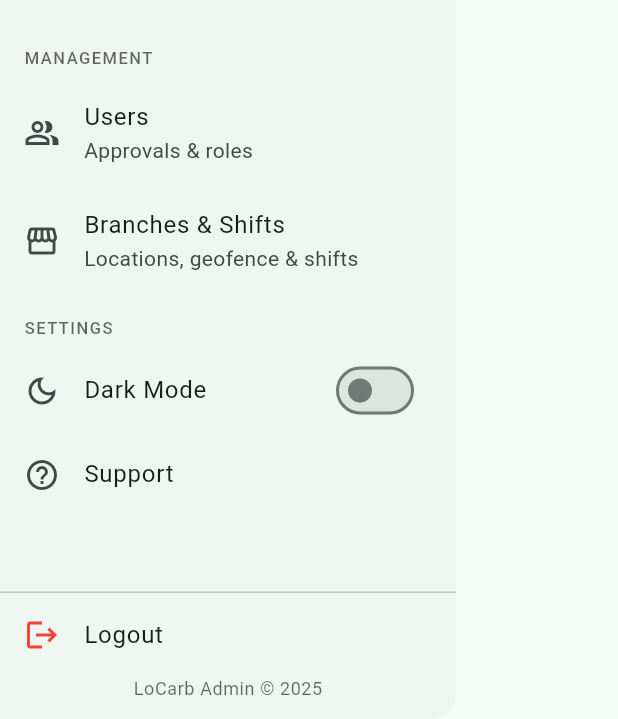
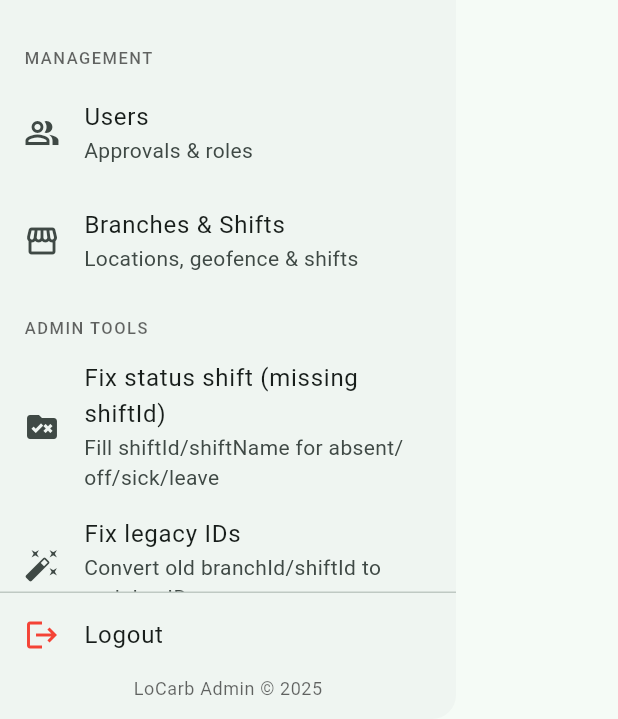
Before and after one commit to badteam/locarb-attendance-fresh, a Flutter app: the MainDrawer widget shown alone on an empty page, opened directly, on a phone screen of 412 x 824 dp, the part 517-1236 px from its top. Run offline on Flutter 3.47's test engine with Material 3 defaults, Android fonts, the phone set to English and light mode, and no system bars; our stand-ins replace cloud_firestore, firebase_auth, firebase_core, firebase_storage; missing offline and left inert: dart:html, excel; accounts and stored records are empty.

Commit message:
Add admin tools to main drawer

```diff
--- a/lib/widgets/main_drawer.dart
+++ b/lib/widgets/main_drawer.dart
@@ -6,6 +6,10 @@ import '../screens/dashboard_screen.dart';
 import '../screens/attendance_report_screen.dart';
 import '../screens/admin_users_screen.dart';
 import '../screens/branches_shifts_screen.dart';
+
+// Admin tools (اتأكد إن الملفات دي موجودة)
+import '../admin/fix_missing_shift_for_statuses.dart';
+import '../admin/fix_ids_screen.dart';
 
 class MainDrawer extends StatefulWidget {
   /// مرّر كولباك لتبديل الثيم (اختياري). مثال: (isDark) => ThemeController.setDark(isDark)
@@ -105,6 +109,20 @@ class _MainDrawerState extends State<MainDrawer> {
                     onTap: () => _open(const BranchesShiftsScreen()),
                   ),
 
+                  _section('Admin Tools'),
+                  ListTile(
+                    leading: const Icon(Icons.rule_folder),
+                    title: const Text('Fix status shift (missing shiftId)'),
+                    subtitle: const Text('Fill shiftId/shiftName for absent/off/sick/leave'),
+                    onTap: () => _open(const FixMissingShiftForStatusesScreen()),
+                  ),
+                  ListTile(
+                    leading: const Icon(Icons.auto_fix_high),
+                    title: const Text('Fix legacy IDs'),
+                    subtitle: const Text('Convert old branchId/shiftId to real doc IDs'),
+                    onTap: () => _open(const FixIdsScreen()),
+                  ),
+
                   _section('Settings'),
                   SwitchListTile(
                     secondary: const Icon(Icons.dark_mode_outlined),
```
